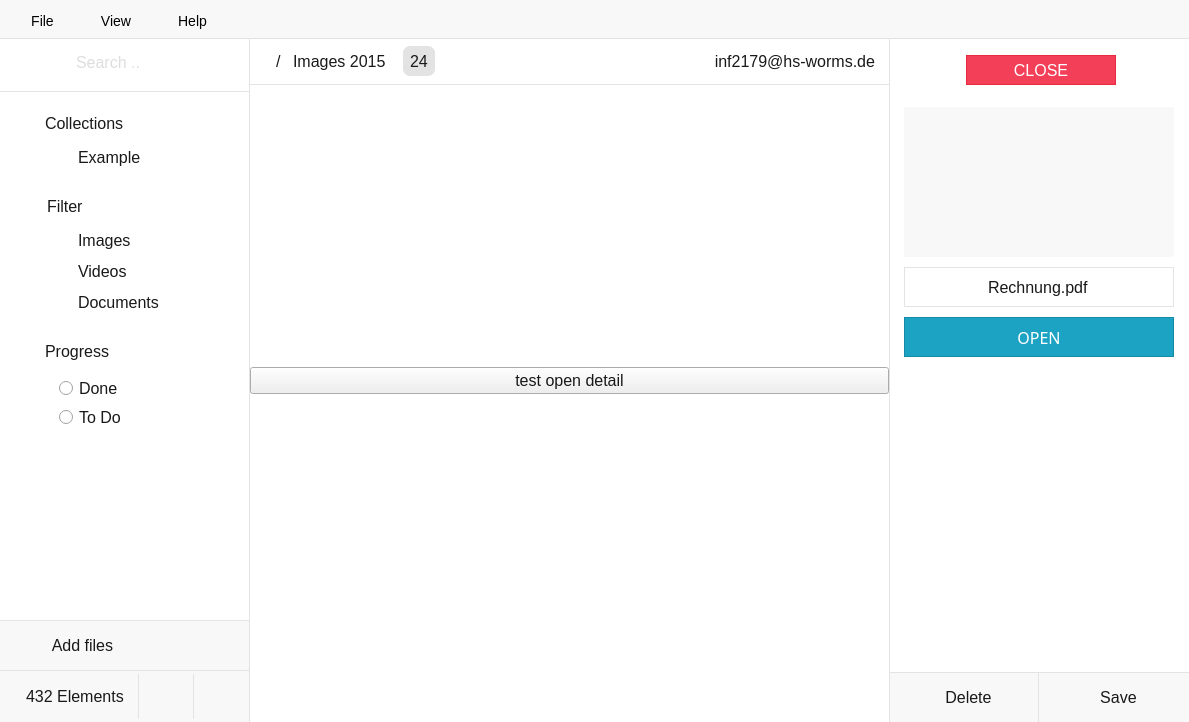
Before: the Qt Designer form src/gui/mainwindow.ui in Gitnoter/vemoria2, drawn with Qt 5.
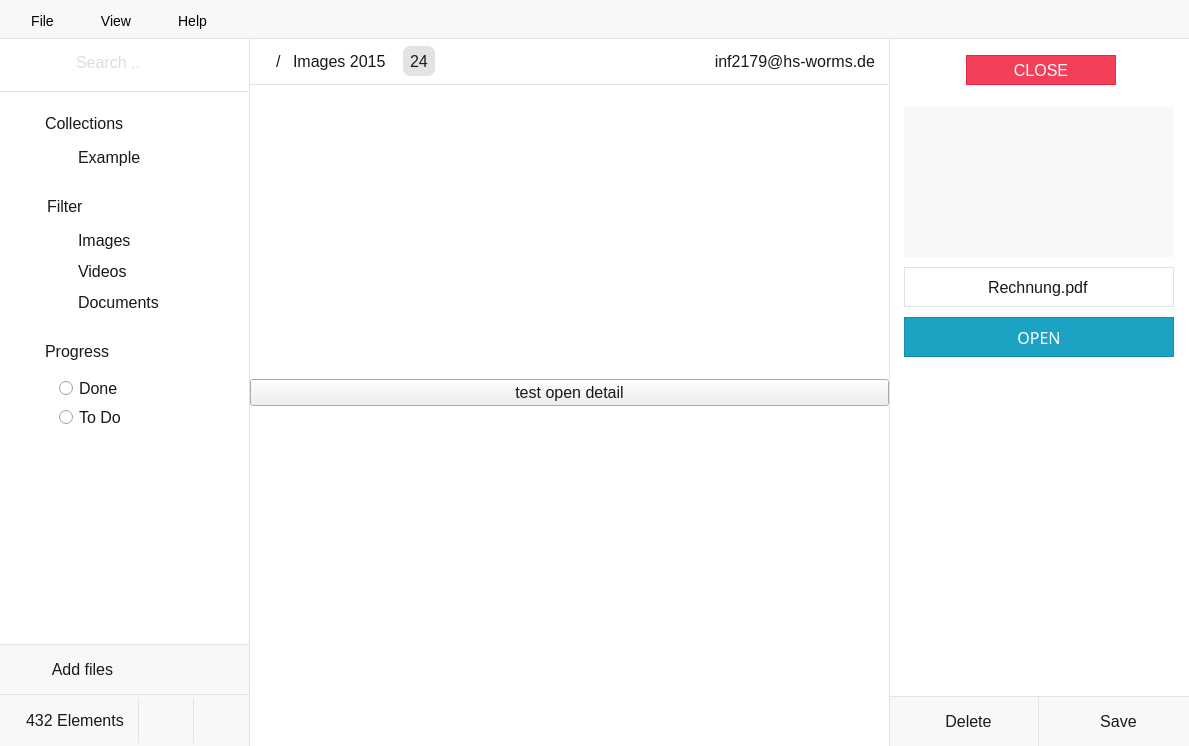
After: the same form once the commit is applied. Icons and pictures are not drawn.

Diff of the .ui file:
```diff
--- a/src/gui/mainwindow.ui
+++ b/src/gui/mainwindow.ui
@@ -1571,6 +1571,18 @@
                  </item>
                  <item row="1" column="0" colspan="2">
                   <widget class="QGroupBox" name="groupBox_11">
+                   <property name="sizePolicy">
+                    <sizepolicy hsizetype="Preferred" vsizetype="Expanding">
+                     <horstretch>0</horstretch>
+                     <verstretch>0</verstretch>
+                    </sizepolicy>
+                   </property>
+                   <property name="minimumSize">
+                    <size>
+                     <width>0</width>
+                     <height>600</height>
+                    </size>
+                   </property>
                    <property name="title">
                     <string/>
                    </property>
@@ -1589,7 +1601,7 @@
                       <property name="minimumSize">
                        <size>
                         <width>0</width>
-                        <height>300</height>
+                        <height>0</height>
                        </size>
                       </property>
                       <property name="styleSheet">
@@ -1613,7 +1625,7 @@
                          <x>0</x>
                          <y>0</y>
                          <width>283</width>
-                         <height>300</height>
+                         <height>582</height>
                         </rect>
                        </property>
                        <property name="minimumSize">
```
